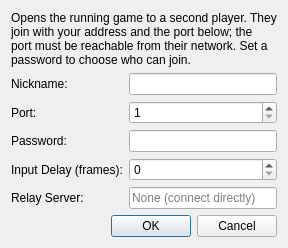
The window that src/riverhorse-qt/netplaycreatesessiondialog.ui (thenotoriousfox/riverhorse) describes before a commit, drawn with Qt 5.
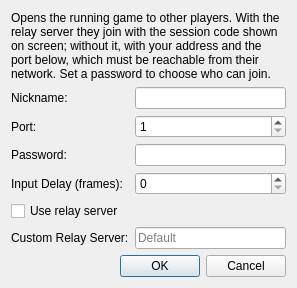
The same window after the commit.

Commit message:
Use a relay server and session codes for netplay by default
The host is shown a session code from the relay and the others join with it, without forwarding a port; players still connect directly when their routers allow it. The relay can be turned off or replaced with a custom one, and hosting falls back to a plain address and port when the relay can't be reached. With a relay attached, packets to and from other addresses were dropped, so joining by address failed; they now go straight to the socket.

What changed in the file:
```diff
--- a/src/riverhorse-qt/netplaycreatesessiondialog.ui
+++ b/src/riverhorse-qt/netplaycreatesessiondialog.ui
@@ -12,7 +12,7 @@
    <item>
     <widget class="QLabel" name="description">
      <property name="text">
-      <string>Opens the running game to a second player. They join with your address and the port below; the port must be reachable from their network. Set a password to choose who can join.</string>
+      <string>Opens the running game to other players. With the relay server they join with the session code shown on screen; without it, with your address and the port below, which must be reachable from their network. Set a password to choose who can join.</string>
      </property>
      <property name="wordWrap">
       <bool>true</bool>
@@ -83,17 +83,27 @@
        </property>
       </widget>
      </item>
-     <item row="4" column="0">
+     <item row="4" column="0" colspan="2">
+      <widget class="QCheckBox" name="useRelay">
+       <property name="text">
+        <string>Use relay server</string>
+       </property>
+       <property name="toolTip">
+        <string>Players join with a session code and connect even when their routers block direct connections. Everyone in the session must use the same relay server.</string>
+       </property>
+      </widget>
+     </item>
+     <item row="5" column="0">
       <widget class="QLabel" name="relayServerLabel">
        <property name="text">
-        <string>Relay Server:</string>
+        <string>Custom Relay Server:</string>
        </property>
       </widget>
      </item>
-     <item row="4" column="1">
+     <item row="5" column="1">
       <widget class="QLineEdit" name="relayServer">
        <property name="placeholderText">
-        <string>None (connect directly)</string>
+        <string>Default</string>
        </property>
        <property name="toolTip">
         <string>Address of a relay server (host or host:port), for players who can't reach each other directly. Everyone in the session must use the same one.</string>
```
Left out of the diff: 2 changed lines with no effect on the pictures. The commit also changes 9 other files.
